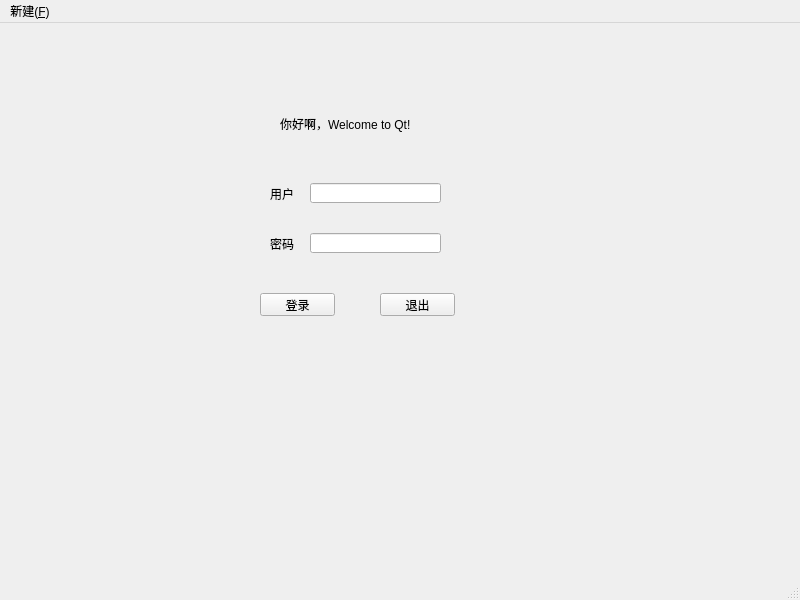
jmlw8023/coding, file Qt/qt6/chapter01/demo01/mainwindow.ui: the form before one commit.
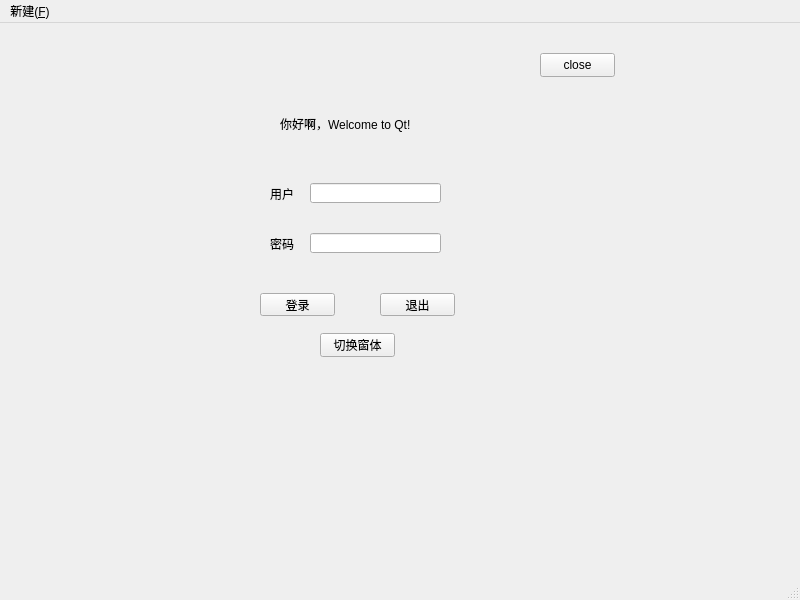
The form after the commit.

```diff
--- a/Qt/qt6/chapter01/demo01/mainwindow.ui
+++ b/Qt/qt6/chapter01/demo01/mainwindow.ui
@@ -99,6 +99,32 @@
      <string>你好啊，Welcome to Qt!</string>
     </property>
    </widget>
+   <widget class="QPushButton" name="s_btn">
+    <property name="geometry">
+     <rect>
+      <x>320</x>
+      <y>310</y>
+      <width>75</width>
+      <height>24</height>
+     </rect>
+    </property>
+    <property name="text">
+     <string>切换窗体</string>
+    </property>
+   </widget>
+   <widget class="QPushButton" name="close_btn">
+    <property name="geometry">
+     <rect>
+      <x>540</x>
+      <y>30</y>
+      <width>75</width>
+      <height>24</height>
+     </rect>
+    </property>
+    <property name="text">
+     <string>close</string>
+    </property>
+   </widget>
   </widget>
   <widget class="QMenuBar" name="menubar">
    <property name="geometry">
```
